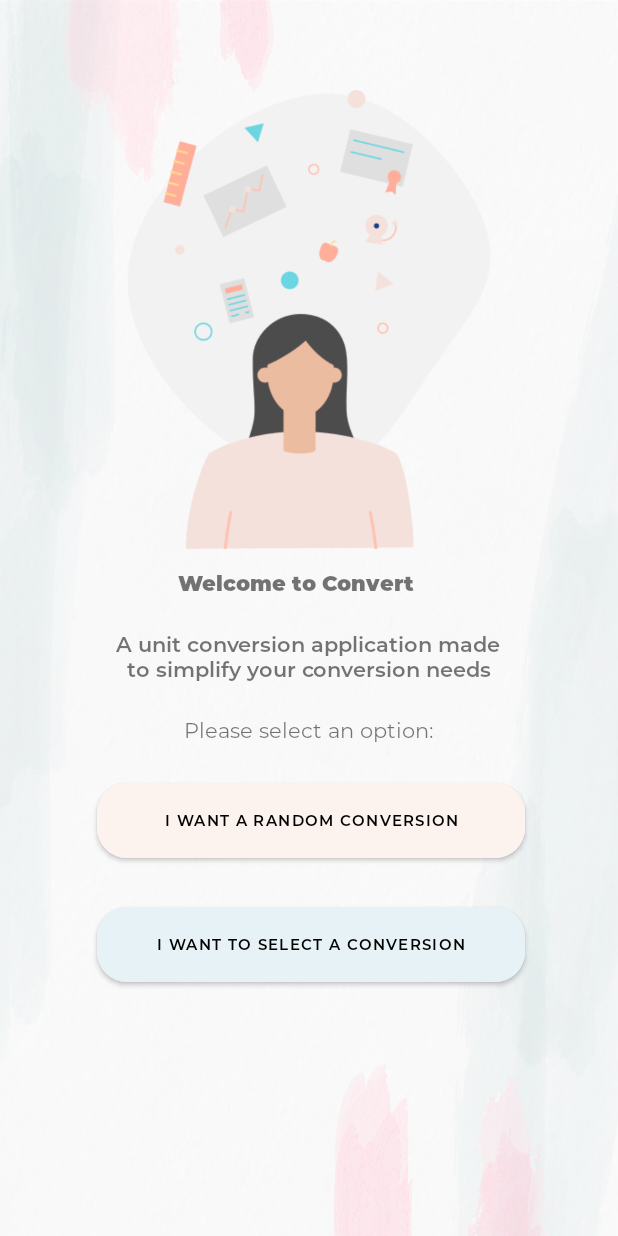
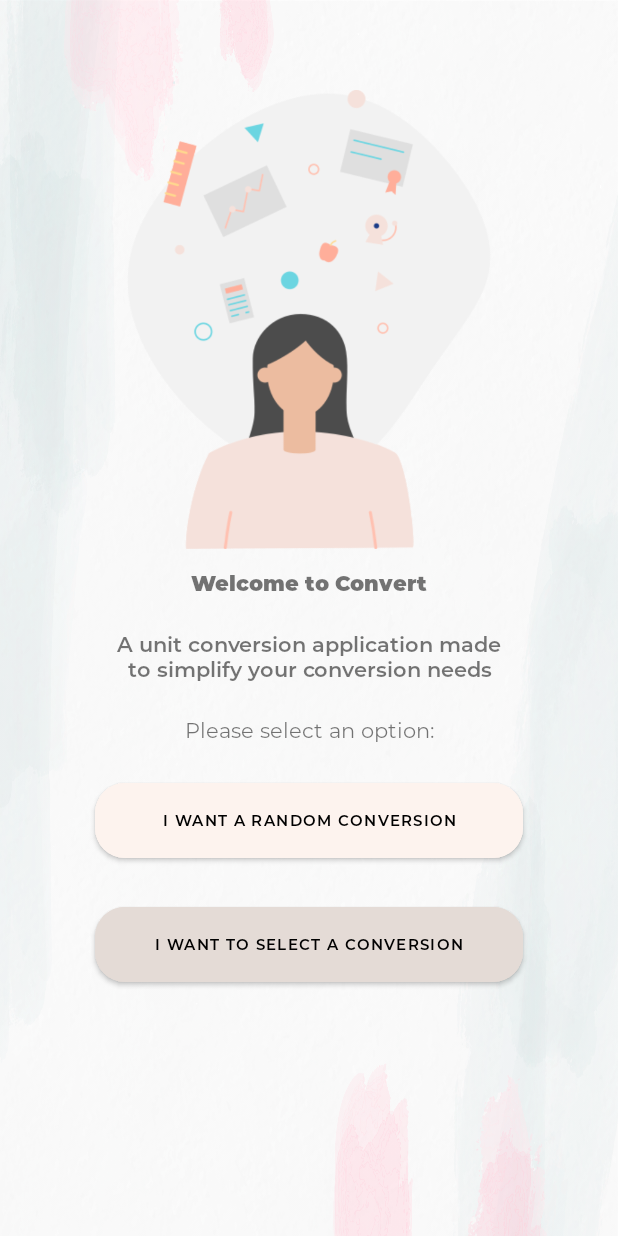
Before and after one commit to cathngo/Android-Unit-Converter-App, an Android app: the screen it shows after launch (MainActivity), on a phone screen of 412 x 824 dp. Run offline under Robolectric (Android 15) with nearby library versions, the phone set to English and light mode, and no system bars.

Commit message:
Added comments and fixed style

```diff
--- a/app/src/main/res/layout/activity_main.xml
+++ b/app/src/main/res/layout/activity_main.xml
@@ -21,16 +21,16 @@
             android:id="@+id/btnSelectConversion"
             android:layout_width="285dp"
             android:layout_height="62dp"
-            android:backgroundTint="#e6f2f6"
+            android:backgroundTint="#e4dbd6"
             android:fontFamily="@font/montserrat_semibold"
             android:text="I want to select a conversion"
             android:textColor="#000000"
             android:textSize="10dp"
             app:cornerRadius="20dp"
             app:layout_constraintBottom_toBottomOf="parent"
-            app:layout_constraintEnd_toEndOf="@+id/imageView3"
-            app:layout_constraintHorizontal_bias="0.535"
-            app:layout_constraintStart_toStartOf="@+id/imageView3"
+            app:layout_constraintEnd_toEndOf="parent"
+            app:layout_constraintHorizontal_bias="0.5"
+            app:layout_constraintStart_toStartOf="parent"
             app:layout_constraintTop_toBottomOf="@+id/btnRandom"
             app:layout_constraintVertical_bias="0.111" />
 
@@ -45,9 +45,9 @@
             android:textColor="#000000"
             android:textSize="10dp"
             app:cornerRadius="20dp"
-            app:layout_constraintEnd_toEndOf="@+id/imageView3"
-            app:layout_constraintHorizontal_bias="0.535"
-            app:layout_constraintStart_toStartOf="@+id/imageView3"
+            app:layout_constraintEnd_toEndOf="parent"
+            app:layout_constraintHorizontal_bias="0.5"
+            app:layout_constraintStart_toStartOf="parent"
             app:layout_constraintTop_toBottomOf="@+id/textView3" />
 
         <TextView
@@ -57,9 +57,9 @@
             android:layout_marginTop="12dp"
             android:fontFamily="@font/montserrat_black"
             android:text="Welcome to Convert"
-            app:layout_constraintEnd_toEndOf="@+id/imageView3"
-            app:layout_constraintHorizontal_bias="0.451"
-            app:layout_constraintStart_toStartOf="@+id/imageView3"
+            app:layout_constraintEnd_toEndOf="parent"
+            app:layout_constraintHorizontal_bias="0.5"
+            app:layout_constraintStart_toStartOf="parent"
             app:layout_constraintTop_toBottomOf="@+id/imageView3" />
 
         <ImageView
@@ -68,6 +68,7 @@
             android:layout_height="306dp"
             android:layout_marginTop="60dp"
             app:layout_constraintEnd_toEndOf="parent"
+            app:layout_constraintHorizontal_bias="0.5"
             app:layout_constraintStart_toStartOf="parent"
             app:layout_constraintTop_toTopOf="parent"
             app:srcCompat="@drawable/thinking" />
@@ -80,9 +81,9 @@
             android:fontFamily="@font/montserrat_semibold"
             android:gravity="center"
             android:text="A unit conversion application made to simplify your conversion needs"
-            app:layout_constraintEnd_toEndOf="@+id/textView"
-            app:layout_constraintHorizontal_bias="0.427"
-            app:layout_constraintStart_toStartOf="@+id/textView"
+            app:layout_constraintEnd_toEndOf="parent"
+            app:layout_constraintHorizontal_bias="0.5"
+            app:layout_constraintStart_toStartOf="parent"
             app:layout_constraintTop_toBottomOf="@+id/textView" />
 
         <TextView
@@ -92,8 +93,9 @@
             android:layout_marginTop="20dp"
             android:fontFamily="@font/montserrat_regular"
             android:text="Please select an option:"
-            app:layout_constraintEnd_toEndOf="@+id/textView2"
-            app:layout_constraintStart_toStartOf="@+id/textView2"
+            app:layout_constraintEnd_toEndOf="parent"
+            app:layout_constraintHorizontal_bias="0.5"
+            app:layout_constraintStart_toStartOf="parent"
             app:layout_constraintTop_toBottomOf="@+id/textView2" />
 
 
```
Also changed, not shown: app/src/main/java/au/edu/unsw/infs3634/covid19tracker/ConvertUnits.java (+90 -138 lines), app/src/main/java/au/edu/unsw/infs3634/covid19tracker/MainActivity.java (+6 -4 lines), app/src/main/java/au/edu/unsw/infs3634/covid19tracker/RandomConversion.java (+11 -12 lines), app/src/main/java/au/edu/unsw/infs3634/covid19tracker/SelectConversion.java (+10 -8 lines).
